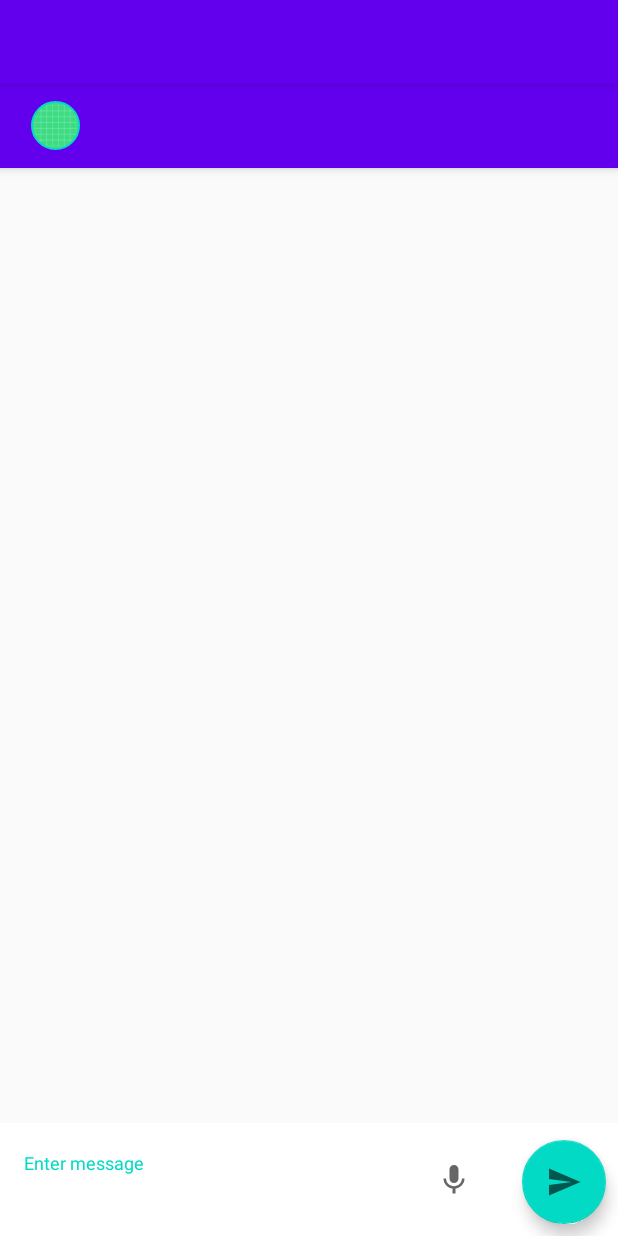
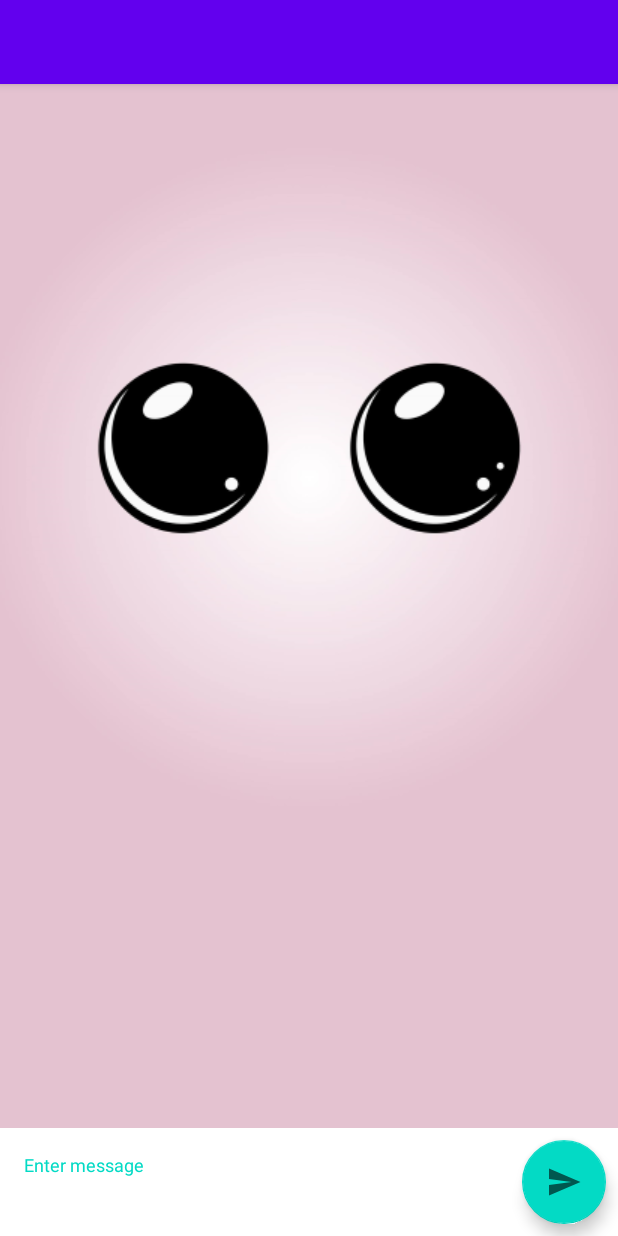
Before and after one commit to philiphoang/Talkie, an Android app: the screen it shows after launch (MainActivity), on a phone screen of 412 x 824 dp. Run offline under Robolectric (Android 15) with nearby library versions, the phone set to English and light mode, and no system bars; libraries missing offline, so code that uses them is left out: com.codyzen.spriterunner.

Commit message:
Added image

```diff
--- a/app/src/main/java/com/example/buddy/MainActivity.java
+++ b/app/src/main/java/com/example/buddy/MainActivity.java
@@ -18,6 +18,7 @@ import android.widget.TextView;
 import android.widget.Toast;
 
 import androidx.annotation.Nullable;
+import androidx.annotation.RequiresApi;
 import androidx.appcompat.app.AppCompatActivity;
 import androidx.core.widget.NestedScrollView;
 
@@ -29,6 +30,7 @@ import java.net.InetAddress;
 import java.net.UnknownHostException;
 import java.text.SimpleDateFormat;
 import java.util.ArrayList;
+import java.util.Arrays;
 import java.util.Date;
 import java.util.List;
 import java.util.Locale;
@@ -47,7 +49,7 @@ public class MainActivity extends AppCompatActivity {
     private FloatingActionButton sendBtn;
     private ImageView mVoiceBtn;
 
-    private String ip;
+    private String ip = "10.0.0.227";
     private InetAddress endPoint;
 
     private Thread worker;
@@ -55,17 +57,17 @@ public class MainActivity extends AppCompatActivity {
     private final int USER = 0;
     private final int BOT = 1;
 
+    private String[] MOOD_HAPPY = {"good", "great", "wonderful", "amazing", "happy", "excited", "glad"};
+
     @Override
     protected void onCreate(Bundle savedInstanceState) {
         super.onCreate(savedInstanceState);
 
         setContentView(R.layout.activity_main);
 
-        NestedScrollView chatScrollView = findViewById(R.id.chatScrollView);
-
         editText = findViewById(R.id.edittext_chatbox);
         sendBtn = findViewById(R.id.send_button);
-        mVoiceBtn = findViewById(R.id.voiceBtn);
+        mVoiceBtn = findViewById(R.id.talkie_neutral);
 
         //Initialize Text to speech
         tts = new TextToSpeech(getApplication(), new TextToSpeech.OnInitListener() {
@@ -165,12 +167,28 @@ public class MainActivity extends AppCompatActivity {
                 else {
                     BotResponse botResponse = response.body().get(0);
                     showTextView(botResponse.getText(), BOT);
-                    if (Build.VERSION.SDK_INT >= Build.VERSION_CODES.LOLLIPOP) {
-                        tts.speak(botResponse.getText(), TextToSpeech.QUEUE_FLUSH, null, null);
+
+                    try {
+                        Thread.sleep(1200);
+
+                        //DOES NOT WORK
+                        if (stringContainsStringFromList(botResponse.getText(), MOOD_HAPPY)) {
+                            findViewById(R.id.talkie_neutral).setVisibility(View.GONE);
+                            findViewById(R.id.talkie_smile).setVisibility(View.VISIBLE);
+                            Log.d("IMAGE", "CHAGNED IMAGE");
+                        }
+
+                        if (Build.VERSION.SDK_INT >= Build.VERSION_CODES.LOLLIPOP) {
+                            tts.speak(botResponse.getText(), TextToSpeech.QUEUE_FLUSH, null, null);
+                        }
+                        else {
+                            tts.speak(botResponse.getText(), TextToSpeech.QUEUE_FLUSH, null);
+                        }
+                    } catch (InterruptedException e) {
+                        e.printStackTrace();
                     }
-                    else {
-                        tts.speak(botResponse.getText(), TextToSpeech.QUEUE_FLUSH, null);
-                    }
+
+
                 }
             }
 
@@ -183,7 +201,6 @@ public class MainActivity extends AppCompatActivity {
     }
 
     private void showTextView(String message, int type) {
-        LinearLayout chatLayout = findViewById(R.id.chat_layout);
         FrameLayout frameLayout;
 
         LayoutInflater inflater = LayoutInflater.from(MainActivity.this);
@@ -201,7 +218,6 @@ public class MainActivity extends AppCompatActivity {
         }
 
         frameLayout.setFocusableInTouchMode(true);
-        chatLayout.addView(frameLayout);
         TextView tv = frameLayout.findViewById(R.id.chat_msg);
         tv.setText(message);
         frameLayout.requestFocus();
@@ -222,4 +238,8 @@ public class MainActivity extends AppCompatActivity {
         LayoutInflater inflater = LayoutInflater.from(MainActivity.this);
         return (FrameLayout) inflater.inflate(R.layout.bot_message_box, null);
     }
+
+    public static boolean stringContainsStringFromList(String str, String[] list) {
+        return (Arrays.asList(list).contains(str.toLowerCase()));
+    }
 }
--- a/app/src/main/res/layout/activity_main.xml
+++ b/app/src/main/res/layout/activity_main.xml
@@ -7,58 +7,35 @@
 
     tools:context=".MainActivity">
 
-    <com.google.android.material.appbar.AppBarLayout
-        android:id="@+id/appbar"
-        android:layout_width="match_parent"
+    <FrameLayout
+        android:layout_width="wrap_content"
         android:layout_height="wrap_content"
-        android:theme="@style/ThemeOverlay.AppCompat.Dark.ActionBar"
-        app:layout_constraintEnd_toEndOf="parent"
-        app:layout_constraintStart_toStartOf="parent"
-        app:layout_constraintTop_toTopOf="parent">
+        tools:ignore="MissingConstraints">
 
-        <androidx.appcompat.widget.Toolbar
-            android:id="@+id/toolbar"
-            android:layout_width="match_parent"
-            android:layout_height="?attr/actionBarSize"
-            android:background="?attr/colorPrimary"
-            app:popupTheme="@style/ThemeOverlay.AppCompat.Light" >
+        <ImageButton
+            android:id="@+id/talkie_smile"
+            android:layout_width="wrap_content"
+            android:layout_height="wrap_content"
+            android:background="@null"
+            android:src="@drawable/talkie_smile"
+            android:visibility="gone"/>
 
-            <com.google.android.material.imageview.ShapeableImageView
-                android:layout_width="42dp"
-                android:layout_height="42dp"
-                android:padding="5dp"
-                android:background="@drawable/ic_launcher_background"
-                tools:background="@tools:sample/backgrounds/scenic"
-                app:strokeColor="@color/colorAccent"
-                app:shapeAppearanceOverlay="@style/circleImageView"
-                app:strokeWidth="1dp"/>
-            <TextView
-                android:layout_width="wrap_content"
-                android:layout_height="wrap_content"
-                android:text="@string/app_name"
-                android:textColor="@android:color/white"
-                android:padding="16dp"
-                android:textSize="16sp"/>
-        </androidx.appcompat.widget.Toolbar>
+        <ImageButton
+            android:id="@+id/talkie_neutral"
+            android:layout_width="wrap_content"
+            android:layout_height="wrap_content"
+            android:background="@null"
+            android:src="@drawable/talkie_neutral"
+            android:visibility="visible"/>
 
-    </com.google.android.material.appbar.AppBarLayout>
-
-    <androidx.core.widget.NestedScrollView
-        android:id="@+id/chatScrollView"
-        android:layout_width="match_parent"
-        android:layout_height="match_parent"
-        android:layout_marginTop="60dp"
-        android:layout_marginBottom="80dp"
-        app:layout_constraintBottom_toTopOf="@+id/frame"
-        app:layout_constraintLeft_toLeftOf="parent"
-        app:layout_constraintRight_toRightOf="parent">
-
-        <LinearLayout
-            android:id="@+id/chat_layout"
-            android:layout_width="match_parent"
+        <ImageButton
+            android:id="@+id/talkie_sad"
+            android:layout_width="wrap_content"
             android:layout_height="wrap_content"
-            android:orientation="vertical" />
-    </androidx.core.widget.NestedScrollView>
+            android:background="@null"
+            android:src="@drawable/talkie_sad"
+            android:visibility="gone"/>
+    </FrameLayout>
 
     <FrameLayout
         android:id="@+id/frame"
@@ -67,6 +44,7 @@
         app:layout_constraintBottom_toBottomOf="parent"
         app:layout_constraintLeft_toLeftOf="parent"
         app:layout_constraintRight_toRightOf="parent">
+
         <View
             android:id="@+id/view"
             android:layout_width="0dp"
@@ -75,6 +53,8 @@
             app:layout_constraintBottom_toTopOf="@+id/layout_chatbox"
             app:layout_constraintLeft_toLeftOf="parent"
             app:layout_constraintRight_toRightOf="parent" />
+
+
         <LinearLayout
             android:id="@+id/layout_chatbox"
             android:layout_width="match_parent"
@@ -102,12 +82,7 @@
                     android:maxLines="6" />
             </com.google.android.material.textfield.TextInputLayout>
 
-            <ImageButton
-                android:id="@+id/voiceBtn"
-                android:layout_width="75dp"
-                android:layout_height="75dp"
-                android:background="@null"
-                android:src="@drawable/ic_mic" />
+
 
             <com.google.android.material.floatingactionbutton.FloatingActionButton
                 android:id="@+id/send_button"
```
Also changed, not shown: app/src/main/res/drawable/talkie_neutral.png (added), app/src/main/res/drawable/talkie_sad.png (added), app/src/main/res/drawable/talkie_smile.png (added).
